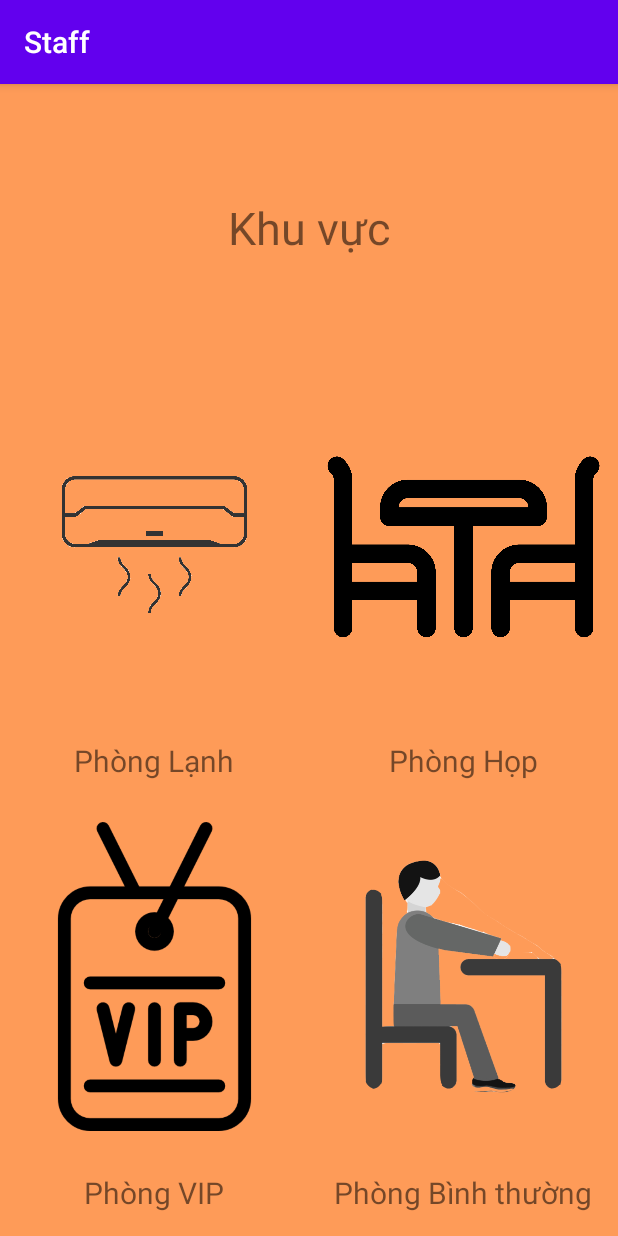
After one commit to dangtuanphong238/CoffeeChainManagement, an Android app: the KhuVuc screen opened directly, with no data from a screen before it, on a phone screen of 412 x 824 dp. The commit adds this screen. Run offline under Robolectric (Android 15) with nearby library versions, the phone set to English and light mode, and no system bars.

Commit message:
Dev_Nhan 11/12

```diff
--- a/Staff/app/src/main/AndroidManifest.xml
+++ b/Staff/app/src/main/AndroidManifest.xml
@@ -9,6 +9,8 @@
         android:roundIcon="@mipmap/ic_launcher_round"
         android:supportsRtl="true"
         android:theme="@style/AppTheme">
+        <activity android:name=".PhongLanh"></activity>
+        <activity android:name=".KhuVuc" />
         <activity android:name=".MainActivity">
             <intent-filter>
                 <action android:name="android.intent.action.MAIN" />
--- /dev/null
+++ b/Staff/app/src/main/java/com/example/staff/KhuVuc.java
@@ -0,0 +1,14 @@
+package com.example.staff;
+
+import androidx.appcompat.app.AppCompatActivity;
+
+import android.os.Bundle;
+
+public class KhuVuc extends AppCompatActivity {
+
+    @Override
+    protected void onCreate(Bundle savedInstanceState) {
+        super.onCreate(savedInstanceState);
+        setContentView(R.layout.activity_khu_vuc);
+    }
+}
--- /dev/null
+++ b/Staff/app/src/main/res/layout/activity_khu_vuc.xml
@@ -0,0 +1,116 @@
+<?xml version="1.0" encoding="utf-8"?>
+<LinearLayout xmlns:android="http://schemas.android.com/apk/res/android"
+    xmlns:app="http://schemas.android.com/apk/res-auto"
+    xmlns:tools="http://schemas.android.com/tools"
+    android:layout_width="match_parent"
+    android:layout_height="match_parent"
+    tools:context=".KhuVuc"
+    android:orientation="vertical"
+    android:background="#FE9B58">
+    <LinearLayout
+        android:layout_width="match_parent"
+        android:layout_height="0dp"
+        android:layout_weight="1">
+        <TextView
+            android:layout_width="match_parent"
+            android:layout_height="match_parent"
+            android:text="Khu vực"
+            android:textSize="30dp"
+            android:gravity="center"
+            ></TextView>
+    </LinearLayout>
+    <LinearLayout
+        android:layout_width="match_parent"
+        android:layout_height="0dp"
+        android:layout_weight="3"
+        android:orientation="vertical">
+        <LinearLayout
+            android:layout_width="match_parent"
+            android:layout_height="0dp"
+            android:layout_weight="1"
+            android:orientation="horizontal"
+            >
+            <LinearLayout
+                android:layout_width="0dp"
+                android:layout_height="match_parent"
+                android:layout_weight="1"
+                android:orientation="vertical">
+                <ImageView
+                    android:layout_width="wrap_content"
+                    android:layout_height="0dp"
+                    android:layout_weight="4"
+                    android:src="@drawable/maylanh"></ImageView>
+                <TextView
+                    android:layout_width="match_parent"
+                    android:layout_height="0dp"
+                    android:layout_weight="1"
+                    android:text="Phòng Lạnh"
+                    android:textSize="20dp"
+                    android:gravity="center"></TextView>
+
+            </LinearLayout>
+            <LinearLayout
+                android:layout_width="0dp"
+                android:layout_height="match_parent"
+                android:layout_weight="1"
+                android:orientation="vertical">
+                <ImageView
+                    android:layout_width="wrap_content"
+                    android:layout_height="0dp"
+                    android:layout_weight="4"
+                    android:src="@drawable/phonghop"></ImageView>
+                <TextView
+                    android:layout_width="match_parent"
+                    android:layout_height="0dp"
+                    android:layout_weight="1"
+                    android:text="Phòng Họp"
+                    android:textSize="20dp"
+                    android:gravity="center"></TextView>
+            </LinearLayout>
+        </LinearLayout>
+        <LinearLayout
+            android:layout_width="match_parent"
+            android:layout_height="0dp"
+            android:layout_weight="1"
+            android:orientation="horizontal"
+            >
+            <LinearLayout
+                android:layout_width="0dp"
+                android:layout_height="match_parent"
+                android:layout_weight="1"
+                android:orientation="vertical">
+                <ImageView
+                    android:layout_width="wrap_content"
+                    android:layout_height="0dp"
+                    android:layout_weight="4"
+                    android:src="@drawable/vip"></ImageView>
+                <TextView
+                    android:layout_width="match_parent"
+                    android:layout_height="0dp"
+                    android:layout_weight="1"
+                    android:text="Phòng VIP"
+                    android:textSize="20dp"
+                    android:gravity="center"></TextView>
+            </LinearLayout>
+            <LinearLayout
+                android:layout_width="0dp"
+                android:layout_height="match_parent"
+                android:layout_weight="1"
+                android:orientation="vertical">
+                <ImageView
+                    android:layout_width="wrap_content"
+                    android:layout_height="0dp"
+                    android:layout_weight="4"
+                    android:src="@drawable/binhthuong"></ImageView>
+                <TextView
+                    android:layout_width="match_parent"
+                    android:layout_height="0dp"
+                    android:layout_weight="1"
+                    android:text="Phòng Bình thường"
+                    android:textSize="20dp"
+                    android:gravity="center"></TextView>
+            </LinearLayout>
+        </LinearLayout>
+
+    </LinearLayout>
+</LinearLayout>
```
Also changed, not shown: Staff/app/src/main/java/com/example/staff/MainActivity.java (+14 -0 lines), Staff/app/src/main/java/com/example/staff/PhongLanh.java (added, +14 -0 lines), Staff/app/src/main/res/layout/activity_main.xml (+6 -8 lines), Staff/app/src/main/res/layout/activity_phong_lanh.xml (added, +75 -0 lines), Staff/app/src/main/res/layout/dm3thangbay.xml (deleted, +0 -15 lines), Staff/app/src/main/res/drawable-v24/binhthuong.png (added), Staff/app/src/main/res/drawable-v24/maylanh.png (added), Staff/app/src/main/res/drawable-v24/phonghop.png (added), Staff/app/src/main/res/drawable-v24/vip.png (added).
